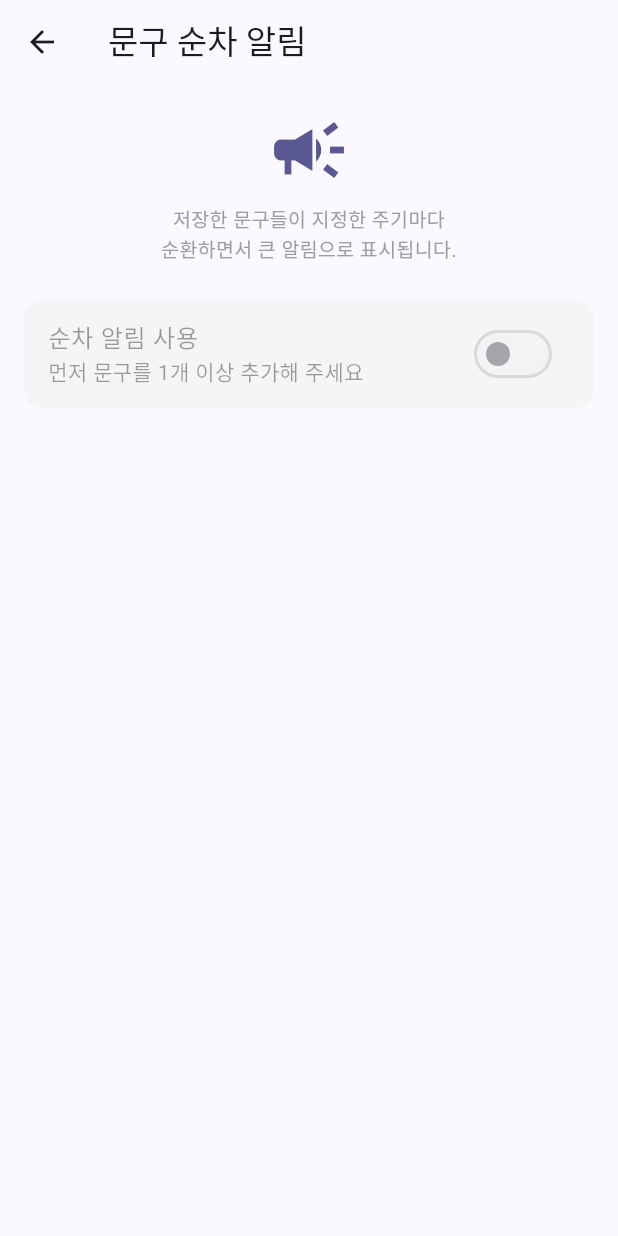
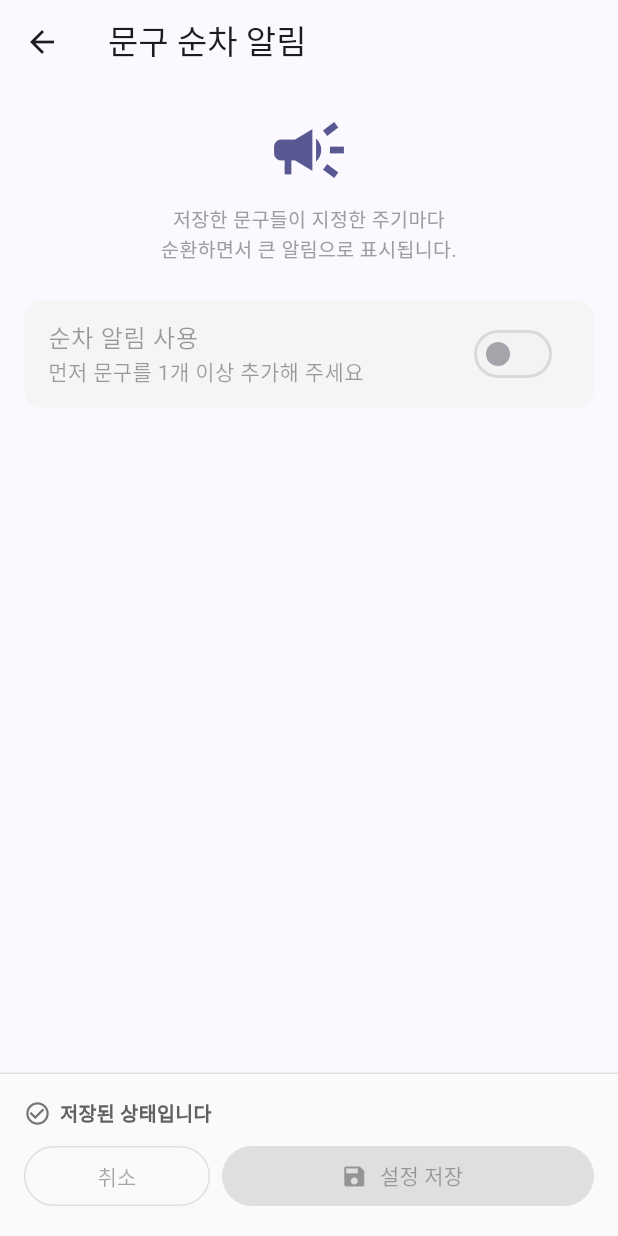
Before and after one commit to hongsytop-tech/Mobile-Application-Maker, a Flutter app: the QuoteRotationSettingsScreen screen opened directly, on a phone screen of 412 x 824 dp. Run offline on Flutter 3.47's test engine with Material 3 defaults, Android fonts, the phone set to English and light mode, and no system bars; our stand-ins replace cached_network_image, dio, fl_chart, flutter_dotenv, flutter_local_notifications, flutter_riverpod and 7 more; accounts and stored records are empty; network calls fail; Roboto replaces fonts that are missing (Pretendard).

Commit message:
feat(quote-rotation): 명시적 '설정 저장' 버튼
- 화면 진입 시 디스크 상태를 _saved와 _draft로 복제
- 토글/시각/간격 변경은 _draft에만 적용 (즉시 저장하지 않음)
- 화면 하단에 항상 노출되는 bottomNavigationBar 영역에:
  · '변경 사항이 있습니다' / '저장된 상태입니다' 상태 배지
  · 취소(되돌리기) + '💾 설정 저장' 버튼 (변경 있을 때만 활성)
- 저장 시 권한 요청 + save + reschedule
- PopScope: 미저장 상태로 뒤로 가면 확인 다이얼로그
- '다음 예정 알림' 라벨에 '저장 후 적용' 안내

```diff
--- a/lib/features/quotes/screens/quote_rotation_settings_screen.dart
+++ b/lib/features/quotes/screens/quote_rotation_settings_screen.dart
@@ -16,9 +16,22 @@ class QuoteRotationSettingsScreen extends ConsumerStatefulWidget {
 
 class _QuoteRotationSettingsScreenState
     extends ConsumerState<QuoteRotationSettingsScreen> {
-  QuoteRotationSettings _settings = const QuoteRotationSettings();
+  /// 디스크에 저장된 마지막 상태
+  QuoteRotationSettings _saved = const QuoteRotationSettings();
+
+  /// 현재 화면에서 편집 중인 상태 (저장 버튼 누르기 전)
+  QuoteRotationSettings _draft = const QuoteRotationSettings();
+
   bool _loaded = false;
   bool _saving = false;
+
+  bool get _dirty =>
+      _draft.enabled != _saved.enabled ||
+      _draft.mode != _saved.mode ||
+      _draft.hour != _saved.hour ||
+      _draft.minute != _saved.minute ||
+      _draft.intervalHours != _saved.intervalHours ||
+      _draft.intervalMinutes != _saved.intervalMinutes;
 
   @override
   void initState() {
@@ -26,38 +39,71 @@ class _QuoteRotationSettingsScreenState
     QuoteRotationService.load().then((s) {
       if (mounted) {
         setState(() {
-          _settings = s;
+          _saved = s;
+          _draft = s;
           _loaded = true;
         });
       }
     });
   }
 
-  Future<void> _apply(QuoteRotationSettings next) async {
-    setState(() {
-      _settings = next;
-      _saving = true;
-    });
+  void _patch(QuoteRotationSettings next) {
+    setState(() => _draft = next);
+  }
+
+  Future<void> _save() async {
+    setState(() => _saving = true);
     try {
-      // 사용 켤 때 권한 요청
-      if (next.enabled && NotificationService.supported) {
+      if (_draft.enabled && NotificationService.supported) {
         await NotificationService.requestPermission();
       }
-      await QuoteRotationService.save(next);
+      await QuoteRotationService.save(_draft);
       final quotes = ref.read(quotesProvider).value ?? const [];
       await QuoteRotationService.reschedule(quotes);
+      if (mounted) {
+        setState(() => _saved = _draft);
+        ScaffoldMessenger.of(context).showSnackBar(
+          const SnackBar(content: Text('순차 알림 설정 저장 완료')),
+        );
+      }
     } finally {
       if (mounted) setState(() => _saving = false);
     }
   }
 
+  void _discard() {
+    setState(() => _draft = _saved);
+  }
+
+  Future<bool> _confirmLeaveIfDirty() async {
+    if (!_dirty) return true;
+    final ok = await showDialog<bool>(
+      context: context,
+      builder: (_) => AlertDialog(
+        title: const Text('저장하지 않은 변경이 있어요'),
+        content: const Text('변경을 버리고 나갈까요?'),
+        actions: [
+          TextButton(
+            onPressed: () => Navigator.pop(context, false),
+            child: const Text('계속 편집'),
+          ),
+          FilledButton.tonal(
+            onPressed: () => Navigator.pop(context, true),
+            child: const Text('버리고 나가기'),
+          ),
+        ],
+      ),
+    );
+    return ok ?? false;
+  }
+
   Future<void> _pickTime() async {
     final picked = await showTimePicker(
       context: context,
-      initialTime: TimeOfDay(hour: _settings.hour, minute: _settings.minute),
+      initialTime: TimeOfDay(hour: _draft.hour, minute: _draft.minute),
     );
     if (picked != null) {
-      await _apply(_settings.copyWith(hour: picked.hour, minute: picked.minute));
+      _patch(_draft.copyWith(hour: picked.hour, minute: picked.minute));
     }
   }
 
@@ -70,10 +116,94 @@ class _QuoteRotationSettingsScreenState
       );
     }
 
-    return Scaffold(
+    return PopScope(
+      canPop: !_dirty,
+      onPopInvoked: (didPop) async {
+        if (didPop) return;
+        final ok = await _confirmLeaveIfDirty();
+        if (ok && mounted) {
+          setState(() => _draft = _saved);
+          Navigator.of(context).pop();
+        }
+      },
+      child: Scaffold(
         appBar: AppBar(title: const Text('문구 순차 알림')),
+        bottomNavigationBar: SafeArea(
+          child: Container(
+            padding: const EdgeInsets.all(16),
+            decoration: BoxDecoration(
+              color: _dirty
+                  ? Theme.of(context).colorScheme.primary.withOpacity(0.06)
+                  : Colors.grey.shade50,
+              border: Border(
+                top: BorderSide(
+                  color: _dirty
+                      ? Theme.of(context).colorScheme.primary.withOpacity(0.4)
+                      : Colors.grey.shade300,
+                ),
+              ),
+            ),
+            child: Column(
+              mainAxisSize: MainAxisSize.min,
+              children: [
+                Row(
+                  children: [
+                    Icon(
+                      _dirty ? Icons.edit_note : Icons.check_circle_outline,
+                      size: 18,
+                      color: _dirty
+                          ? Theme.of(context).colorScheme.primary
+                          : Colors.grey.shade600,
+                    ),
+                    const SizedBox(width: 6),
+                    Expanded(
+                      child: Text(
+                        _dirty ? '변경 사항이 있습니다' : '저장된 상태입니다',
+                        style: TextStyle(
+                          fontSize: 13,
+                          fontWeight: FontWeight.w600,
+                          color: _dirty
+                              ? Theme.of(context).colorScheme.primary
+                              : Colors.grey.shade700,
+                        ),
+                      ),
+                    ),
+                  ],
+                ),
+                const SizedBox(height: 8),
+                Row(
+                  children: [
+                    Expanded(
+                      child: OutlinedButton(
+                        onPressed: (_dirty && !_saving) ? _discard : null,
+                        child: const Text('취소'),
+                      ),
+                    ),
+                    const SizedBox(width: 8),
+                    Expanded(
+                      flex: 2,
+                      child: FilledButton.icon(
+                        onPressed: (_dirty && !_saving) ? _save : null,
+                        icon: _saving
+                            ? const SizedBox(
+                                width: 14,
+                                height: 14,
+                                child: CircularProgressIndicator(
+                                    strokeWidth: 2,
+                                    color: Colors.white),
+                              )
+                            : const Icon(Icons.save, size: 18),
+                        label: const Text('설정 저장'),
+                      ),
+                    ),
+                  ],
+                ),
+              ],
+            ),
+          ),
+        ),
         body: ListView(
-        padding: const EdgeInsets.all(16),
+          padding: const EdgeInsets.fromLTRB(16, 16, 16, 16),
           children: [
             Icon(
               Icons.campaign,
@@ -87,8 +217,6 @@ class _QuoteRotationSettingsScreenState
               style: TextStyle(color: Colors.grey, fontSize: 13),
             ),
             const SizedBox(height: 24),
-
-          // 사용 토글
             Container(
               decoration: BoxDecoration(
                 color: Colors.grey.shade100,
@@ -101,14 +229,13 @@ class _QuoteRotationSettingsScreenState
                       ? '먼저 문구를 1개 이상 추가해 주세요'
                       : '총 ${quotes.length}개 문구가 순환됩니다',
                 ),
-              value: _settings.enabled,
+                value: _draft.enabled,
                 onChanged: quotes.isEmpty
                     ? null
-                  : (v) => _apply(_settings.copyWith(enabled: v)),
+                    : (v) => _patch(_draft.copyWith(enabled: v)),
               ),
             ),
-
-          if (_settings.enabled) ...[
+            if (_draft.enabled) ...[
               const SizedBox(height: 20),
               Text('반복 주기',
                   style: Theme.of(context).textTheme.titleMedium),
@@ -126,14 +253,13 @@ class _QuoteRotationSettingsScreenState
                     icon: Icon(Icons.repeat),
                   ),
                 ],
-              selected: {_settings.mode},
+                selected: {_draft.mode},
                 showSelectedIcon: false,
                 onSelectionChanged: (s) =>
-                  _apply(_settings.copyWith(mode: s.first)),
+                    _patch(_draft.copyWith(mode: s.first)),
               ),
               const SizedBox(height: 16),
-
-            if (_settings.mode == RotationMode.dailyAtTime)
+              if (_draft.mode == RotationMode.dailyAtTime)
                 Container(
                   decoration: BoxDecoration(
                     color: Colors.grey.shade100,
@@ -143,7 +269,7 @@ class _QuoteRotationSettingsScreenState
                     leading: const Icon(Icons.access_time),
                     title: const Text('알림 시각'),
                     trailing: Text(
-                    '${_settings.hour.toString().padLeft(2, '0')}:${_settings.minute.toString().padLeft(2, '0')}',
+                      '${_draft.hour.toString().padLeft(2, '0')}:${_draft.minute.toString().padLeft(2, '0')}',
                       style: const TextStyle(
                           fontSize: 18, fontWeight: FontWeight.bold),
                     ),
@@ -152,32 +278,32 @@ class _QuoteRotationSettingsScreenState
                 )
               else
                 _IntervalPicker(
-                hours: _settings.intervalHours,
-                minutes: _settings.intervalMinutes,
-                onChanged: (h, m) => _apply(
-                  _settings.copyWith(intervalHours: h, intervalMinutes: m),
+                  hours: _draft.intervalHours,
+                  minutes: _draft.intervalMinutes,
+                  onChanged: (h, m) => _patch(
+                    _draft.copyWith(
+                        intervalHours: h, intervalMinutes: m),
                   ),
                 ),
-
               const SizedBox(height: 24),
-            Text('다음 예정 알림',
-                style: Theme.of(context).textTheme.titleMedium),
+              Text(
+                _dirty ? '다음 예정 알림 (저장 후 적용)' : '다음 예정 알림',
+                style: Theme.of(context).textTheme.titleMedium,
+              ),
               const SizedBox(height: 8),
-            _UpcomingList(settings: _settings, quotes: quotes),
+              _UpcomingList(settings: _draft, quotes: quotes),
             ],
-
             if (!NotificationService.supported) ...[
               const SizedBox(height: 16),
               Text(
                 'ℹ️ 웹에서는 알림이 동작하지 않습니다. 모바일 앱에서 사용해 주세요.',
-              style: TextStyle(color: Colors.grey.shade700, fontSize: 12),
+                style:
+                    TextStyle(color: Colors.grey.shade700, fontSize: 12),
               ),
             ],
-          if (_saving) ...[
-            const SizedBox(height: 16),
-            const Center(child: CircularProgressIndicator()),
+            const SizedBox(height: 100),
           ],
-        ],
+        ),
       ),
     );
   }
@@ -241,7 +367,8 @@ class _IntervalPicker extends StatelessWidget {
           ),
           Text(
             '💡 너무 짧은 간격은 배터리 소모가 큽니다.',
-            style: TextStyle(fontSize: 11, color: Colors.grey.shade600),
+            style:
+                TextStyle(fontSize: 11, color: Colors.grey.shade600),
           ),
         ],
       ),
```
Lines whose indentation alone changed are shown as unchanged.
